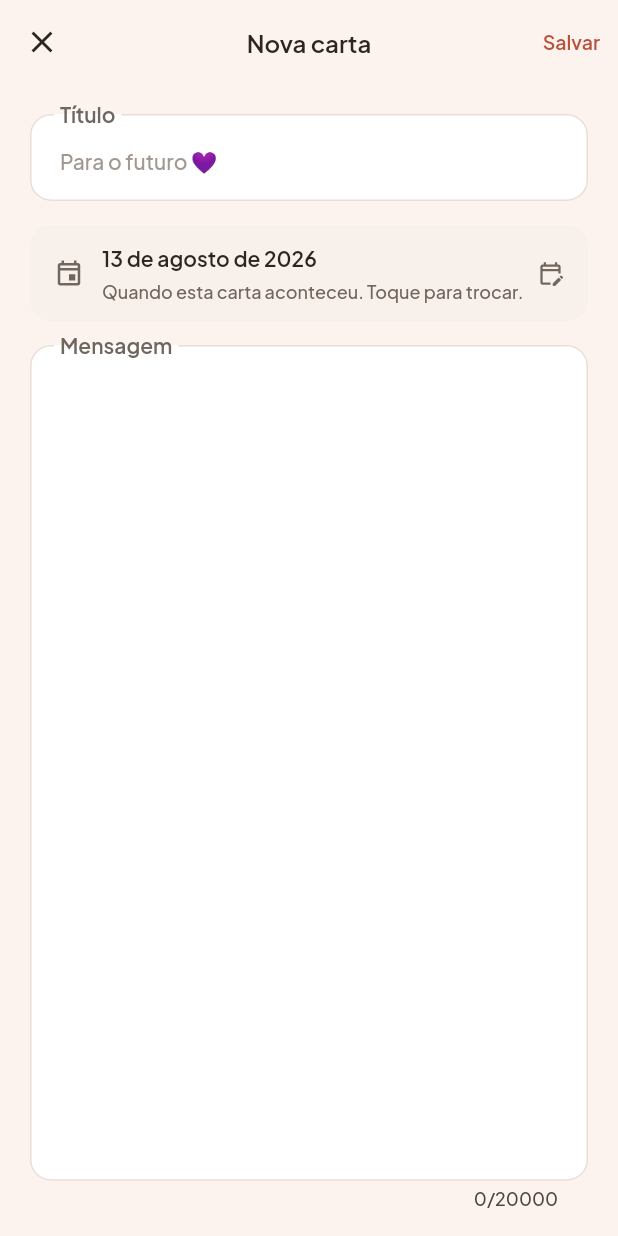
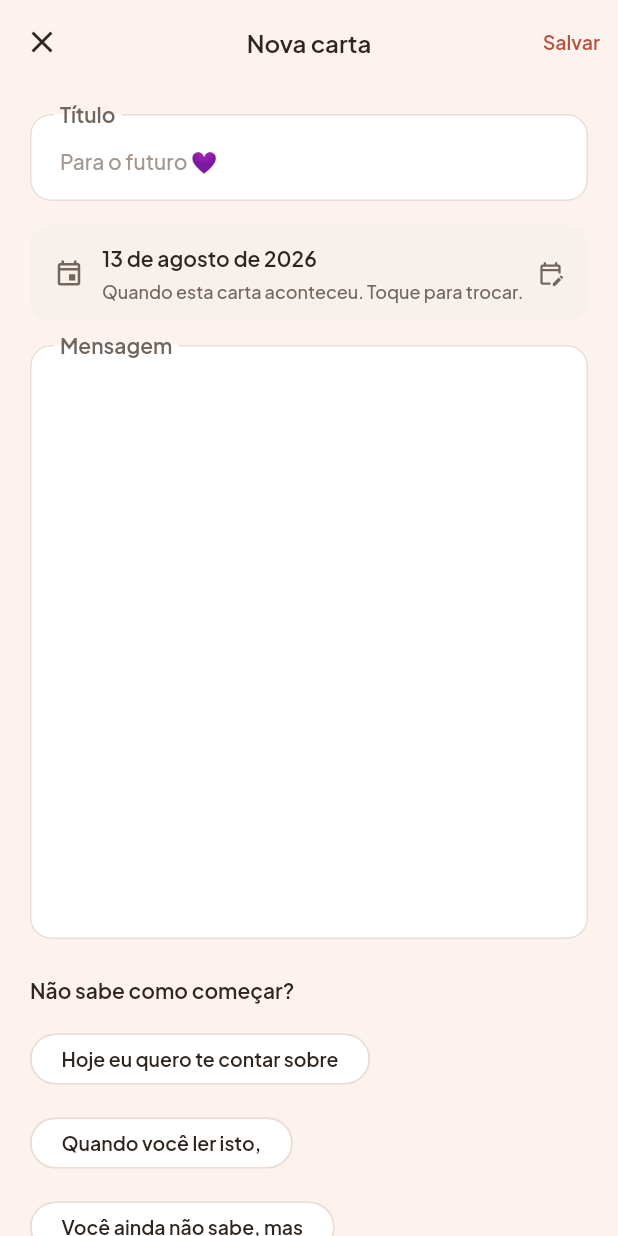
Before and after one commit to CodeByBrigido/NewBaby, a Flutter app: the LetterEditorScreen screen opened by its route, on a phone screen of 412 x 824 dp. Run offline on Flutter 3.47's test engine with Material 3 defaults, Android fonts, the phone set to English and light mode, and no system bars; our stand-ins replace cloud_firestore, file_picker, firebase_auth, firebase_core, fl_chart, flutter_image_compress and 12 more; missing offline and left inert: extension_google_sign_in_as_googleapis_auth, googleapis, image_size_getter, video_compress; accounts and stored records are empty.

Commit message:
O campo da carta abre com meia tela, e o resto mostra por onde começar
O campo ia até o fim da tela. Uma folha em branco desse tamanho é o que
faz a pessoa fechar sem escrever, e o espaço não estava pagando nada: era
área vazia esperando texto que não vinha.

Agora ele abre com pouco mais de 40% da altura do aparelho e cresce junto
com a carta. É o começo, não o teto, e o limite de caracteres não mudou. A
contagem de linhas vem da altura da tela, e não de um número fixo, porque
o que ocupa metade de um celular pequeno passa longe disso num grande.

No lugar que sobrou vêm sete começos prontos. A parte difícil de escrever
para um filho não é o tamanho do campo, é a primeira frase. Cada um
termina no meio de propósito: frase fechada convida a concordar e fechar o
aplicativo, frase pela metade convida a terminar. Eles ficam embaixo do
campo, e não como dica dentro dele, porque dica some no primeiro toque e é
justamente depois de tocar que a pessoa trava.

Tocar num começo põe o texto onde o cursor está, sem apagar o que já
estava escrito, e separa por parágrafo em vez de grudar na frase anterior.
A conta é função de topo para o teste exercitar ela mesma, e não uma cópia
que passaria verde para sempre.

Embaixo de tudo, a promessa que só a carta precisa ouvir: ela fica
guardada no Drive da criança e vai estar lá quando a conta for dela. Foto
e vídeo se explicam sozinhos; escrever para o futuro, sem isso, parece
falar sozinho.

```diff
--- a/lib/core/l10n/copy.dart
+++ b/lib/core/l10n/copy.dart
@@ -104,6 +104,20 @@ class Copy {
 
   String get letterHint => hasName ? 'Para $theName 💜' : 'Para o futuro 💜';
 
+  /// O que fica escrito embaixo do campo, enquanto a carta está sendo
+  /// escrita.
+  ///
+  /// É a promessa do produto inteiro dita no único lugar em que ela é
+  /// literal. Foto e vídeo se explicam sozinhos; uma carta não, porque
+  /// quem escreve precisa saber que existe alguém do outro lado e que a
+  /// espera vale a pena. Sem isso, escrever para o futuro parece falar
+  /// sozinho.
+  String get letterKeepsafe => hasName
+      ? 'Esta carta fica guardada no Drive $ofName. Um dia, quando a conta '
+            'for $theirs, ela vai estar lá esperando.'
+      : 'Esta carta fica guardada no Drive da criança. Um dia, quando a '
+            'conta for dela, ela vai estar lá esperando.';
+
   /// Rodapé do menu lateral, depois de "Guardado com amor no Drive de".
   String get driveOwner => hasName ? name : 'você';
 
--- a/lib/core/l10n/strings.dart
+++ b/lib/core/l10n/strings.dart
@@ -121,6 +121,23 @@ abstract final class S {
     'Primeiros passos',
     'Primeira palavra',
     'Primeiro aniversário',
+  ];
+
+  // Cartas - começos sugeridos.
+  //
+  // A parte difícil de escrever uma carta para um filho não é o tamanho do
+  // campo: é a primeira frase. Cada um destes termina no meio de propósito,
+  // porque um começo pronto convida a continuar e uma frase fechada convida
+  // a concordar e fechar o aplicativo.
+  static const String letterStartersTitle = 'Não sabe como começar?';
+  static const List<String> letterStarters = <String>[
+    'Hoje eu quero te contar sobre ',
+    'Quando você ler isto, ',
+    'Você ainda não sabe, mas ',
+    'Uma coisa que eu nunca quero esquecer: ',
+    'Se eu pudesse te dizer uma só coisa, seria ',
+    'O dia em que você ',
+    'Do jeito que você é hoje, o que eu mais amo é ',
   ];
 
   // Campos comuns
--- a/lib/features/letters/letter_editor_screen.dart
+++ b/lib/features/letters/letter_editor_screen.dart
@@ -30,11 +30,66 @@ class LetterEditorScreen extends ConsumerStatefulWidget {
   ConsumerState<LetterEditorScreen> createState() => _LetterEditorScreenState();
 }
 
+/// Quanto da tela o campo da mensagem ocupa quando ainda está vazio.
+///
+/// Ele ia até o fim da tela, e uma folha em branco desse tamanho é o que
+/// faz a pessoa fechar sem escrever. Pela metade, o campo continua sendo o
+/// maior elemento da tela e ainda sobra lugar para mostrar por onde começar.
+///
+/// O campo cresce sozinho conforme a carta cresce: isto é o começo, não o
+/// teto. O limite de caracteres não mudou.
+const double _fracaoDaTela = 0.42;
+
+/// A entrelinha da carta, mais folgada que a do corpo comum: é texto para
+/// ler devagar. A mesma da tela de leitura.
+const double _entrelinhaDaCarta = 1.6;
+
+/// O campo depois de receber um começo pronto, na posição do cursor.
+///
+/// Substituir o texto inteiro seria mais simples e apagaria a carta de quem
+/// tocou por curiosidade depois de já ter escrito. Por isso o começo entra
+/// onde o cursor está, o que já estava escrito continua lá, e o cursor para
+/// no fim do começo, que é onde a pessoa vai continuar.
+///
+/// É função de topo, e não método da tela, para o teste exercitar esta
+/// conta e não uma cópia dela: uma cópia passaria verde para sempre,
+/// inclusive no dia em que a tela mudasse de ideia.
+@visibleForTesting
+TextEditingValue comComeco(TextEditingValue atual, String comeco) {
+  final bool temCursor = atual.selection.isValid;
+  final int inicio = temCursor ? atual.selection.start : atual.text.length;
+  final int fim = temCursor ? atual.selection.end : atual.text.length;
+
+  final String antes = atual.text.substring(0, inicio);
+  final String depois = atual.text.substring(fim);
+  // Um parágrafo de distância do que já estava escrito, para o começo não
+  // grudar no fim da frase anterior.
+  final String separador =
+      antes.isEmpty || antes.endsWith('\n') || antes.endsWith(' ')
+      ? ''
+      : '\n\n';
+
+  return TextEditingValue(
+    text: '$antes$separador$comeco$depois',
+    selection: TextSelection.collapsed(
+      offset: antes.length + separador.length + comeco.length,
+    ),
+  );
+}
+
 class _LetterEditorScreenState extends ConsumerState<LetterEditorScreen> {
   final TextEditingController _title = TextEditingController();
   final TextEditingController _message = TextEditingController();
+  final FocusNode _focoDaMensagem = FocusNode();
   bool _loaded = false;
   bool _saving = false;
+
+  void _comecarCom(String comeco) {
+    final TextEditingValue novo = comComeco(_message.value, comeco);
+    if (novo.text.length > Limits.description) return;
+    _message.value = novo;
+    _focoDaMensagem.requestFocus();
+  }
 
   /// Quando a carta aconteceu.
   ///
@@ -62,6 +117,7 @@ class _LetterEditorScreenState extends ConsumerState<LetterEditorScreen> {
   void dispose() {
     _title.dispose();
     _message.dispose();
+    _focoDaMensagem.dispose();
     super.dispose();
   }
 
@@ -123,6 +179,19 @@ class _LetterEditorScreenState extends ConsumerState<LetterEditorScreen> {
     }
   }
 
+  /// Quantas linhas o campo abre, para ele começar com meia tela.
+  ///
+  /// Vem da altura do aparelho, e não de um número fixo de linhas: a mesma
+  /// contagem que ocupa metade de um celular pequeno passa longe disso num
+  /// aparelho grande. Os limites existem para os extremos, como a tela
+  /// dividida, onde a conta devolveria duas linhas.
+  int _linhasIniciais(BuildContext context) {
+    final TextStyle corpo = Theme.of(context).textTheme.bodyLarge!;
+    final double alturaDaLinha = corpo.fontSize! * _entrelinhaDaCarta;
+    final double disponivel = MediaQuery.sizeOf(context).height * _fracaoDaTela;
+    return (disponivel / alturaDaLinha).round().clamp(6, 20);
+  }
+
   @override
   Widget build(BuildContext context) {
     final Entry? existing = _existing;
@@ -147,10 +216,8 @@ class _LetterEditorScreenState extends ConsumerState<LetterEditorScreen> {
           ),
         ],
       ),
-      body: Padding(
+      body: ListView(
         padding: const EdgeInsets.all(Space.x20),
-        child: Column(
-          crossAxisAlignment: CrossAxisAlignment.start,
         children: <Widget>[
           TextField(
             controller: _title,
@@ -175,26 +242,72 @@ class _LetterEditorScreenState extends ConsumerState<LetterEditorScreen> {
             ),
           ],
           const SizedBox(height: Space.x16),
-            Expanded(
-              child: TextField(
+          TextField(
             controller: _message,
+            focusNode: _focoDaMensagem,
             textCapitalization: TextCapitalization.sentences,
             maxLength: Limits.description,
+            // `minLines` em vez de `expands`: o campo abre com meia tela e
+            // cresce junto com a carta, em vez de ser uma caixa fixa que
+            // rola por dentro de uma tela que já rola.
+            minLines: _linhasIniciais(context),
             maxLines: null,
-                expands: true,
-                textAlignVertical: TextAlignVertical.top,
             style: Theme.of(
               context,
-                ).textTheme.bodyLarge?.copyWith(height: 1.6),
+            ).textTheme.bodyLarge?.copyWith(height: _entrelinhaDaCarta),
             decoration: const InputDecoration(
+              counterText: '',
               labelText: S.messageField,
               alignLabelWithHint: true,
             ),
           ),
+          const SizedBox(height: Space.x24),
+          _ComoComecar(onEscolher: _comecarCom),
+          const SizedBox(height: Space.x24),
+          InfoNote(
+            icon: Icons.lock_clock_outlined,
+            message: Copy.of(ref.watch(profileProvider).value).letterKeepsafe,
           ),
         ],
-        ),
       ),
     );
   }
 }
+
+/// Começos prontos, para quem travou na primeira frase.
+///
+/// Ficam embaixo do campo, e não dentro dele como dica: uma dica some no
+/// primeiro toque, e é justamente depois de tocar que a pessoa percebe que
+/// não sabe como começar.
+class _ComoComecar extends StatelessWidget {
+  const _ComoComecar({required this.onEscolher});
+
+  final void Function(String) onEscolher;
+
+  @override
+  Widget build(BuildContext context) {
+    return Column(
+      crossAxisAlignment: CrossAxisAlignment.start,
+      children: <Widget>[
+        Text(
+          S.letterStartersTitle,
+          style: Theme.of(context).textTheme.titleSmall,
+        ),
+        const SizedBox(height: Space.x12),
+        Wrap(
+          spacing: Space.x8,
+          runSpacing: Space.x8,
+          children: <Widget>[
+            for (final String comeco in S.letterStarters)
+              ActionChip(
+                // Sem as aspas e sem o espaço do fim, que servem ao texto
+                // escrito e não ao rótulo.
+                label: Text(comeco.trim()),
+                onPressed: () => onEscolher(comeco),
+              ),
+          ],
+        ),
+      ],
+    );
+  }
+}
```
Also changed, not shown: 1 other file. Lines whose indentation alone changed are shown as unchanged.
